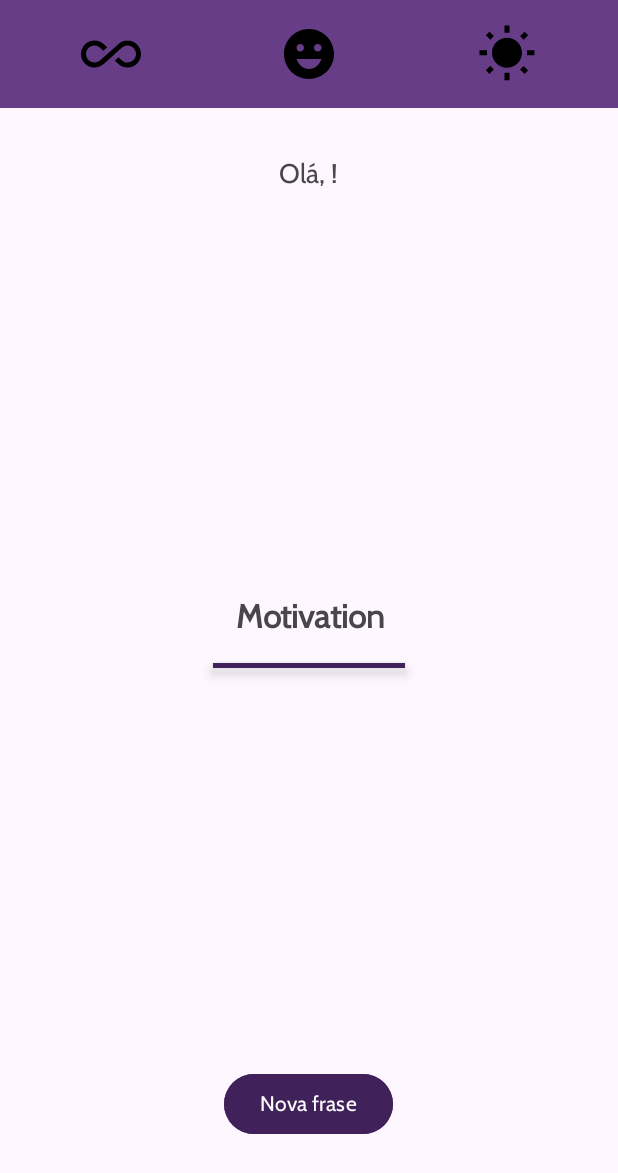
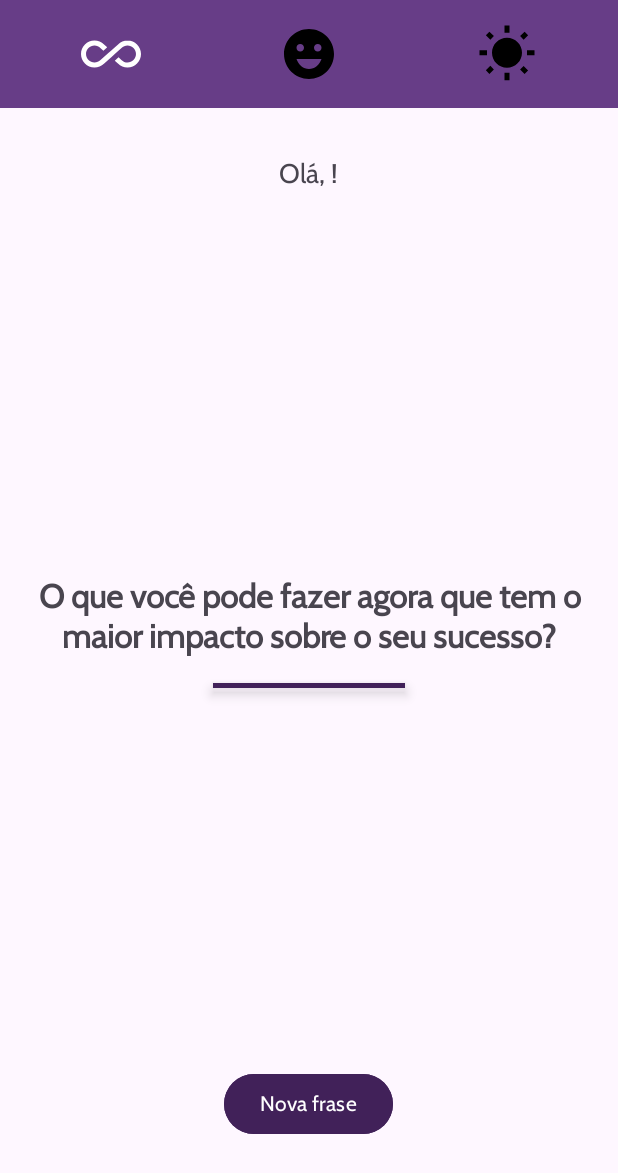
Before and after one commit to allancontij/03_AppMotivation, an Android app: the MainActivity screen opened directly, with no data from a screen before it, on a phone screen of 412 x 824 dp. Shown: the top 1173 px of the screen. Run offline under Robolectric (Android 15) with nearby library versions, the phone set to English and light mode, and no system bars.

Commit message:
Create mock and data class phrase, implement function to access the phrases and show to user.

```diff
--- /dev/null
+++ b/app/src/main/java/devandroid/allan/appmotivation/data/Mock.kt
@@ -0,0 +1,36 @@
+package devandroid.allan.appmotivation.data
+
+import devandroid.allan.appmotivation.infra.MotivationConstants
+import kotlin.random.Random
+
+data class Phrase(val description: String, val categoryId: Int)
+
+class Mock {
+
+    private val all = MotivationConstants.FILTER.ALL
+    private val happy = MotivationConstants.FILTER.HAPPY
+    private val sunny = MotivationConstants.FILTER.SUNNY
+
+    private val mListPhrase = listOf<Phrase>(
+        Phrase("Não sabendo que era impossível, foi lá e fez.", happy),
+        Phrase("Você não é derrotado quando perde, você é derrotado quando desiste!", happy),
+        Phrase("Quando está mais escuro, vemos mais estrelas!", happy),
+        Phrase("Insanidade é fazer sempre a mesma coisa e esperar um resultado diferente.", happy),
+        Phrase("Não pare quando estiver cansado, pare quando tiver terminado.", happy),
+        Phrase("O que você pode fazer agora que tem o maior impacto sobre o seu sucesso?", happy),
+        Phrase("A melhor maneira de prever o futuro é inventá-lo.", sunny),
+        Phrase("Você perde todas as chances que você não aproveita.", sunny),
+        Phrase("Fracasso é o condimento que dá sabor ao sucesso.", sunny),
+        Phrase(" Enquanto não estivermos comprometidos, haverá hesitação!", sunny),
+        Phrase("Se você não sabe onde quer ir, qualquer caminho serve.", sunny),
+        Phrase("Se você acredita, faz toda a diferença.", sunny),
+        Phrase("Riscos devem ser corridos, porque o maior perigo é não arriscar nada!", sunny)
+    )
+
+    fun getPhrase(value: Int): String{
+
+        val filtered = mListPhrase.filter { it.categoryId == value || value == all }
+        return filtered[Random.nextInt(filtered.size)].description
+    }
+
+}
--- a/app/src/main/java/devandroid/allan/appmotivation/ui/MainActivity.kt
+++ b/app/src/main/java/devandroid/allan/appmotivation/ui/MainActivity.kt
@@ -6,13 +6,14 @@
 import androidx.core.content.ContextCompat
 import devandroid.allan.appmotivation.infra.MotivationConstants
 import devandroid.allan.appmotivation.R
+import devandroid.allan.appmotivation.data.Mock
 import devandroid.allan.appmotivation.infra.SecurityPreferences
 import devandroid.allan.appmotivation.databinding.ActivityMainBinding
 
 class MainActivity : AppCompatActivity(), View.OnClickListener {
 
     private lateinit var binding: ActivityMainBinding
-    private var categoryId = 1
+    private var categoryId = MotivationConstants.FILTER.ALL
 
     override fun onCreate(savedInstanceState: Bundle?) {
         super.onCreate(savedInstanceState)
@@ -23,6 +24,9 @@
         supportActionBar?.hide()
 
         handleUserName()
+        handlerFilter(MotivationConstants.FILTER.ALL)
+        binding.imageAll.setColorFilter(ContextCompat.getColor(this, R.color.white))
+        handleNextPhrase()
 
         binding.buttonNewPhrase.setOnClickListener(this)
         binding.imageAll.setOnClickListener(this)
@@ -33,12 +37,15 @@
 
     override fun onClick(view: View) {
         if (view.id == R.id.button_new_phrase) {
-            var s = ""
+            handleNextPhrase()
         } else if (view.id in listOf(R.id.image_all, R.id.image_happy, R.id.image_sunny)) {
             handlerFilter(view.id)
         }
     }
 
+    private fun handleNextPhrase() {
+        binding.textPhrase.text = Mock().getPhrase(categoryId)
+    }
     private fun handlerFilter(id: Int) {
 
         binding.imageAll.setColorFilter(ContextCompat.getColor(this, R.color.black))
@@ -60,7 +67,6 @@
             }
         }
     }
-
     private fun handleUserName() {
         val name = SecurityPreferences(this).getString(MotivationConstants.KEY.USER_NAME)
         binding.textUserName.text = "Olá, $name!"
```
